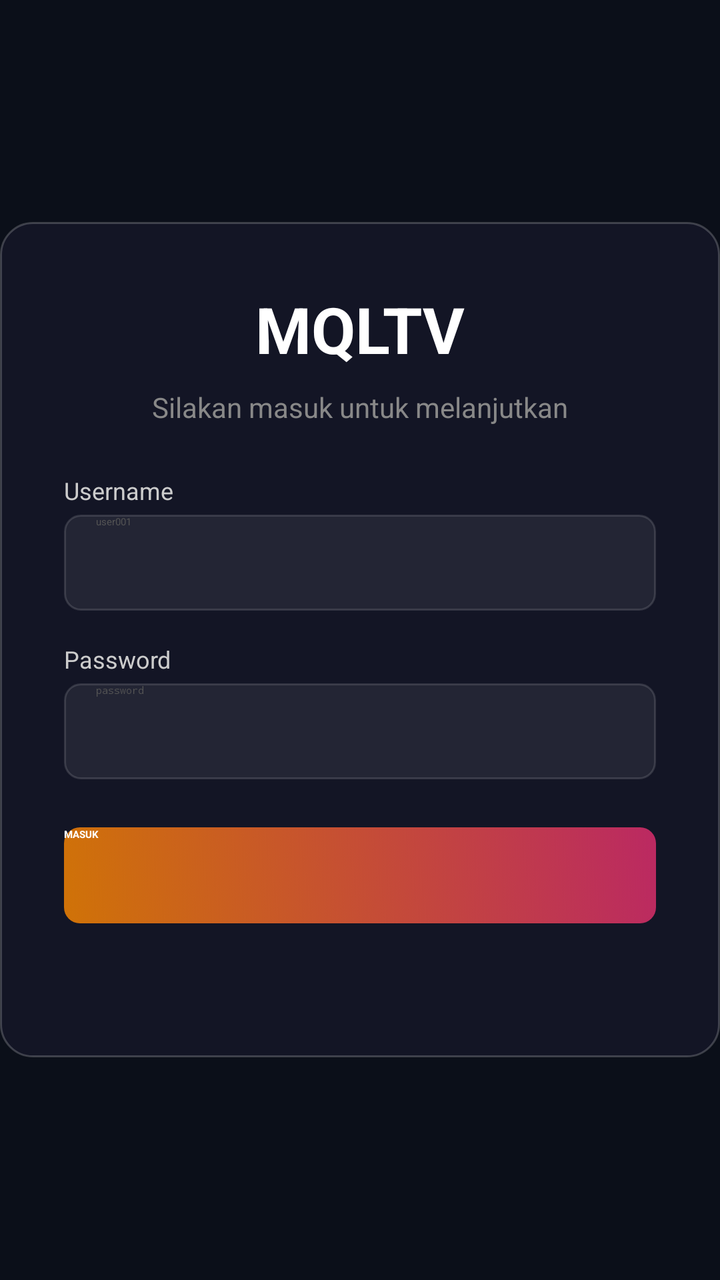
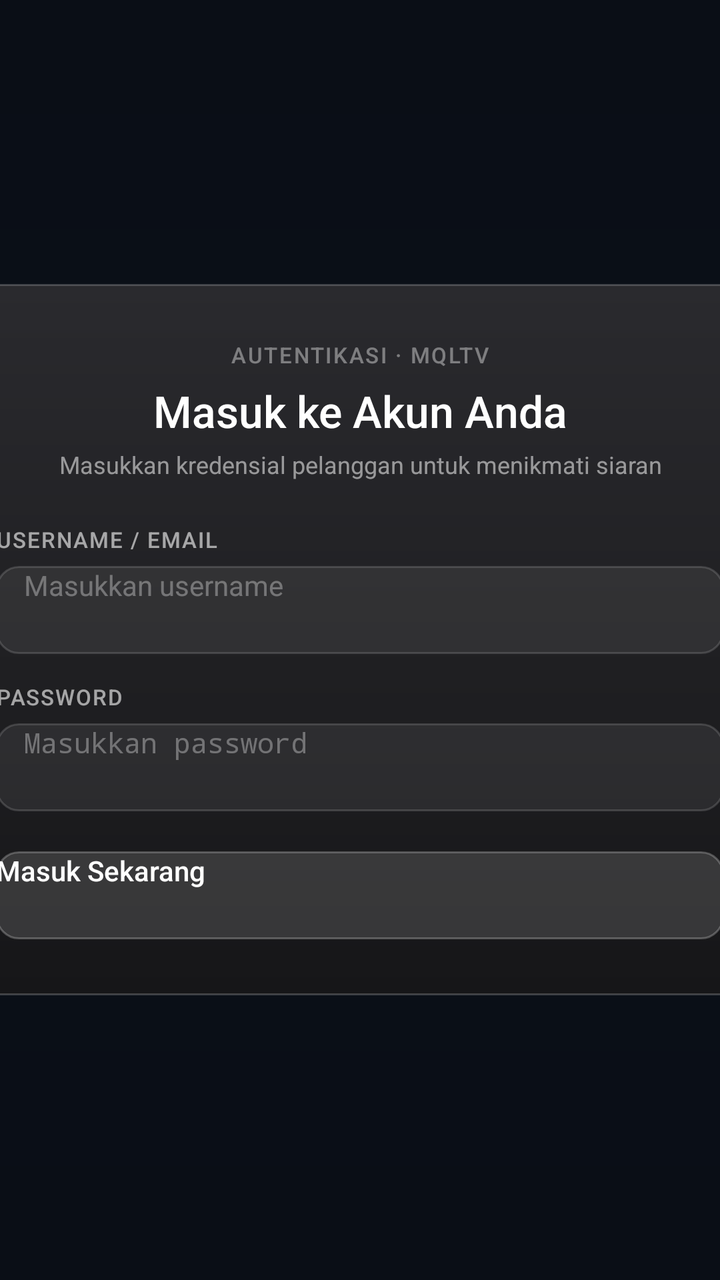

Compare the two renders of this Android layout. The source of the first and the diff that turns it into the second are given below.
<!-- AndroidManifest.xml: activity theme Theme.MQLTV -->
<!-- res/layout/activity_login.xml -->
<?xml version="1.0" encoding="utf-8"?>
<RelativeLayout xmlns:android="http://schemas.android.com/apk/res/android"
    android:layout_width="match_parent"
    android:layout_height="match_parent"
    android:background="#0B0F19">

    
    <LinearLayout
        android:layout_width="400dp"
        android:layout_height="wrap_content"
        android:layout_centerInParent="true"
        android:background="@drawable/bg_login_card"
        android:orientation="vertical"
        android:padding="32dp">

        <TextView
            android:layout_width="match_parent"
            android:layout_height="wrap_content"
            android:text="MQLTV"
            android:gravity="center"
            android:textColor="#FFFFFF"
            android:textSize="32sp"
            android:textStyle="bold"
            android:layout_marginBottom="8dp" />

        <TextView
            android:layout_width="match_parent"
            android:layout_height="wrap_content"
            android:text="Silakan masuk untuk melanjutkan"
            android:gravity="center"
            android:textColor="#888888"
            android:textSize="14sp"
            android:layout_marginBottom="24dp" />

        <TextView
            android:id="@+id/login_base_url_label"
            android:layout_width="wrap_content"
            android:layout_height="wrap_content"
            android:text="Server Base URL"
            android:textColor="#CCCCCC"
            android:textSize="12sp"
            android:layout_marginBottom="4dp"
            android:visibility="gone" />

        <EditText
            android:id="@+id/login_base_url"
            android:layout_width="match_parent"
            android:layout_height="48dp"
            android:background="@drawable/bg_login_input_selector"
            android:hint="https://tv.mqlspot.my.id/"
            android:inputType="textUri"
            android:singleLine="true"
            android:textColor="#FFFFFF"
            android:textColorHint="#555555"
            android:paddingLeft="16dp"
            android:paddingRight="16dp"
            android:layout_marginBottom="16dp"
            android:visibility="gone"
            android:nextFocusDown="@+id/login_username" />

        <TextView
            android:layout_width="wrap_content"
            android:layout_height="wrap_content"
            android:text="Username"
            android:textColor="#CCCCCC"
            android:textSize="12sp"
            android:layout_marginBottom="4dp" />

        <EditText
            android:id="@+id/login_username"
            android:layout_width="match_parent"
            android:layout_height="48dp"
            android:background="@drawable/bg_login_input_selector"
            android:hint="user001"
            android:inputType="text"
            android:singleLine="true"
            android:textColor="#FFFFFF"
            android:textColorHint="#555555"
            android:paddingLeft="16dp"
            android:paddingRight="16dp"
            android:layout_marginBottom="16dp"
            android:nextFocusDown="@+id/login_password" />

        <TextView
            android:layout_width="wrap_content"
            android:layout_height="wrap_content"
            android:text="Password"
            android:textColor="#CCCCCC"
            android:textSize="12sp"
            android:layout_marginBottom="4dp" />

        <EditText
            android:id="@+id/login_password"
            android:layout_width="match_parent"
            android:layout_height="48dp"
            android:background="@drawable/bg_login_input_selector"
            android:hint="password"
            android:inputType="textPassword"
            android:singleLine="true"
            android:textColor="#FFFFFF"
            android:textColorHint="#555555"
            android:paddingLeft="16dp"
            android:paddingRight="16dp"
            android:layout_marginBottom="24dp"
            android:nextFocusUp="@+id/login_username"
            android:nextFocusDown="@+id/login_button" />

        <Button
            android:id="@+id/login_button"
            android:layout_width="match_parent"
            android:layout_height="48dp"
            android:background="@drawable/bg_login_button_selector"
            android:text="MASUK"
            android:textColor="#FFFFFF"
            android:textStyle="bold"
            android:nextFocusUp="@+id/login_password" />

        <TextView
            android:id="@+id/login_status"
            android:layout_width="match_parent"
            android:layout_height="wrap_content"
            android:text=""
            android:gravity="center"
            android:textColor="#ff6b35"
            android:textSize="14sp"
            android:layout_marginTop="16dp" />

    </LinearLayout>
</RelativeLayout>
<!-- resources referenced by this layout -->
<resources>
  <!-- drawable bg_login_button_selector (drawable) -->
  <?xml version="1.0" encoding="utf-8"?>
  <selector xmlns:android="http://schemas.android.com/apk/res/android">
      
      <item android:state_focused="true">
          <shape>
              <gradient android:startColor="#ff8a00" android:endColor="#e52e71" android:angle="45"/>
              <corners android:radius="8dp" />
              <stroke android:width="2dp" android:color="#ffffff" />
          </shape>
      </item>
      
      <item>
          <shape>
              <gradient android:startColor="#ccff8a00" android:endColor="#cce52e71" android:angle="45"/>
              <corners android:radius="8dp" />
          </shape>
      </item>
  </selector>
  <!-- drawable bg_login_card (drawable) -->
  <?xml version="1.0" encoding="utf-8"?>
  <shape xmlns:android="http://schemas.android.com/apk/res/android">
      <solid android:color="#991a1a2e" /> 
      <corners android:radius="16dp" />
      <stroke android:width="1dp" android:color="#33ffffff" />
  </shape>
  <!-- drawable bg_login_input_selector (drawable) -->
  <?xml version="1.0" encoding="utf-8"?>
  <selector xmlns:android="http://schemas.android.com/apk/res/android">
      
      <item android:state_focused="true">
          <shape>
              <solid android:color="#22ffffff" />
              <corners android:radius="8dp" />
              <stroke android:width="2dp" android:color="#63b3ed" /> 
          </shape>
      </item>
      
      <item>
          <shape>
              <solid android:color="#11ffffff" />
              <corners android:radius="8dp" />
              <stroke android:width="1dp" android:color="#22ffffff" />
          </shape>
      </item>
  </selector>
  <style name="Theme.MQLTV" parent="Theme.Leanback">
          <item name="android:windowBackground">@drawable/window_background</item>
      </style>
  <!-- drawable window_background (drawable) -->
  <?xml version="1.0" encoding="utf-8"?>
  <layer-list xmlns:android="http://schemas.android.com/apk/res/android">
      
      <item android:drawable="@android:color/black" />
  
      
      <item>
          <bitmap
              android:gravity="center"
              android:src="@drawable/banner" />
      </item>
  </layer-list>
  <!-- drawable banner: png bitmap (drawable-nodpi, 52814 bytes) -->
</resources>

<!-- the commit's change to res/layout/activity_login.xml (unified diff, before → after) -->
@@ -1,118 +1,158 @@
 <?xml version="1.0" encoding="utf-8"?>
-<RelativeLayout xmlns:android="http://schemas.android.com/apk/res/android"
+<FrameLayout xmlns:android="http://schemas.android.com/apk/res/android"
     android:layout_width="match_parent"
     android:layout_height="match_parent"
-    android:background="#0B0F19">
+    android:background="#090D16">
+
+    
+    <ImageView
+        android:id="@+id/bg_wallpaper"
+        android:layout_width="match_parent"
+        android:layout_height="match_parent"
+        android:scaleType="centerCrop"
+        android:src="@drawable/launcher_wallpaper_fallback"
+        android:contentDescription="@null" />
+
+    
+    <View
+        android:layout_width="match_parent"
+        android:layout_height="match_parent"
+        android:background="#CC0A0E17" />
 
     
     <LinearLayout
-        android:layout_width="400dp"
+        android:layout_width="420dp"
         android:layout_height="wrap_content"
-        android:layout_centerInParent="true"
-        android:background="@drawable/bg_login_card"
+        android:layout_gravity="center"
+        android:background="@drawable/glass_panel"
         android:orientation="vertical"
-        android:padding="32dp">
+        android:padding="28dp">
 
         <TextView
             android:layout_width="match_parent"
             android:layout_height="wrap_content"
-            android:text="MQLTV"
+            android:text="AUTENTIKASI · MQLTV"
             android:gravity="center"
-            android:textColor="#FFFFFF"
-            android:textSize="32sp"
-            android:textStyle="bold"
-            android:layout_marginBottom="8dp" />
+            android:textColor="#66FFFFFF"
+            android:textSize="11sp"
+            android:fontFamily="sans-serif-medium"
+            android:letterSpacing="0.08"
+            android:layout_marginBottom="6dp" />
 
         <TextView
             android:layout_width="match_parent"
             android:layout_height="wrap_content"
-            android:text="Silakan masuk untuk melanjutkan"
+            android:text="Masuk ke Akun Anda"
             android:gravity="center"
-            android:textColor="#888888"
-            android:textSize="14sp"
-            android:layout_marginBottom="24dp" />
+            android:textColor="#FFFFFFFF"
+            android:textSize="22sp"
+            android:fontFamily="sans-serif-medium"
+            android:layout_marginBottom="4dp" />
+
+        <TextView
+            android:layout_width="match_parent"
+            android:layout_height="wrap_content"
+            android:text="Masukkan kredensial pelanggan untuk menikmati siaran"
+            android:gravity="center"
+            android:textColor="#88FFFFFF"
+            android:textSize="12sp"
+            android:fontFamily="sans-serif"
+            android:layout_marginBottom="22dp" />
 
         <TextView
             android:id="@+id/login_base_url_label"
             android:layout_width="wrap_content"
             android:layout_height="wrap_content"
-            android:text="Server Base URL"
-            android:textColor="#CCCCCC"
-            android:textSize="12sp"
-            android:layout_marginBottom="4dp"
+            android:text="SERVER BASE URL"
+            android:textColor="#99FFFFFF"
+            android:textSize="11sp"
+            android:fontFamily="sans-serif-medium"
+            android:letterSpacing="0.06"
+            android:layout_marginBottom="6dp"
             android:visibility="gone" />
 
         <EditText
             android:id="@+id/login_base_url"
             android:layout_width="match_parent"
-            android:layout_height="48dp"
+            android:layout_height="44dp"
             android:background="@drawable/bg_login_input_selector"
             android:hint="https://tv.mqlspot.my.id/"
             android:inputType="textUri"
             android:singleLine="true"
-            android:textColor="#FFFFFF"
-            android:textColorHint="#555555"
-            android:paddingLeft="16dp"
-            android:paddingRight="16dp"
-            android:layout_marginBottom="16dp"
+            android:textColor="#FFFFFFFF"
+            android:textColorHint="#55FFFFFF"
+            android:textSize="14sp"
+            android:paddingLeft="14dp"
+            android:paddingRight="14dp"
+            android:layout_marginBottom="14dp"
             android:visibility="gone"
             android:nextFocusDown="@+id/login_username" />
 
         <TextView
             android:layout_width="wrap_content"
             android:layout_height="wrap_content"
-            android:text="Username"
-            android:textColor="#CCCCCC"
-            android:textSize="12sp"
-            android:layout_marginBottom="4dp" />
+            android:text="USERNAME / EMAIL"
+            android:textColor="#99FFFFFF"
+            android:textSize="11sp"
+            android:fontFamily="sans-serif-medium"
+            android:letterSpacing="0.06"
+            android:layout_marginBottom="6dp" />
 
         <EditText
             android:id="@+id/login_username"
             android:layout_width="match_parent"
-            android:layout_height="48dp"
+            android:layout_height="44dp"
             android:background="@drawable/bg_login_input_selector"
-            android:hint="user001"
+            android:hint="Masukkan username"
             android:inputType="text"
             android:singleLine="true"
-            android:textColor="#FFFFFF"
-            android:textColorHint="#555555"
-            android:paddingLeft="16dp"
-            android:paddingRight="16dp"
-            android:layout_marginBottom="16dp"
+            android:textColor="#FFFFFFFF"
+            android:textColorHint="#55FFFFFF"
+            android:textSize="14sp"
+            android:paddingLeft="14dp"
+            android:paddingRight="14dp"
+            android:layout_marginBottom="14dp"
             android:nextFocusDown="@+id/login_password" />
 
         <TextView
             android:layout_width="wrap_content"
             android:layout_height="wrap_content"
-            android:text="Password"
-            android:textColor="#CCCCCC"
-            android:textSize="12sp"
-            android:layout_marginBottom="4dp" />
+            android:text="PASSWORD"
+            android:textColor="#99FFFFFF"
+            android:textSize="11sp"
+            android:fontFamily="sans-serif-medium"
+            android:letterSpacing="0.06"
+            android:layout_marginBottom="6dp" />
 
         <EditText
             android:id="@+id/login_password"
             android:layout_width="match_parent"
-            android:layout_height="48dp"
+            android:layout_height="44dp"
             android:background="@drawable/bg_login_input_selector"
-            android:hint="password"
+            android:hint="Masukkan password"
             android:inputType="textPassword"
             android:singleLine="true"
-            android:textColor="#FFFFFF"
-            android:textColorHint="#555555"
-            android:paddingLeft="16dp"
-            android:paddingRight="16dp"
-            android:layout_marginBottom="24dp"
+            android:textColor="#FFFFFFFF"
+            android:textColorHint="#55FFFFFF"
+            android:textSize="14sp"
+            android:paddingLeft="14dp"
+            android:paddingRight="14dp"
+            android:layout_marginBottom="20dp"
             android:nextFocusUp="@+id/login_username"
             android:nextFocusDown="@+id/login_button" />
 
         <Button
             android:id="@+id/login_button"
             android:layout_width="match_parent"
-            android:layout_height="48dp"
+            android:layout_height="44dp"
             android:background="@drawable/bg_login_button_selector"
-            android:text="MASUK"
-            android:textColor="#FFFFFF"
-            android:textStyle="bold"
+            android:text="Masuk Sekarang"
+            android:textColor="@color/settings_item_text"
+            android:fontFamily="sans-serif-medium"
+            android:textSize="14sp"
+            android:textAllCaps="false"
+            android:focusable="true"
+            android:focusableInTouchMode="true"
             android:nextFocusUp="@+id/login_password" />
 
         <TextView
@@ -121,9 +161,11 @@
             android:layout_height="wrap_content"
             android:text=""
             android:gravity="center"
-            android:textColor="#ff6b35"
-            android:textSize="14sp"
-            android:layout_marginTop="16dp" />
+            android:textColor="#FFFF6B6B"
+            android:textSize="13sp"
+            android:fontFamily="sans-serif"
+            android:visibility="gone"
+            android:layout_marginTop="14dp" />
 
     </LinearLayout>
-</RelativeLayout>
+</FrameLayout>
<!-- resource entries referenced after the edit -->
@@ -3,49 +3,70 @@
   <!-- drawable bg_login_button_selector (drawable) -->
   <?xml version="1.0" encoding="utf-8"?>
   <selector xmlns:android="http://schemas.android.com/apk/res/android">
-      
       <item android:state_focused="true">
-          <shape>
-              <gradient android:startColor="#ff8a00" android:endColor="#e52e71" android:angle="45"/>
-              <corners android:radius="8dp" />
-              <stroke android:width="2dp" android:color="#ffffff" />
+          <shape android:shape="rectangle">
+              <solid android:color="#FFFFFFFF" />
+              <corners android:radius="11dp" />
           </shape>
       </item>
-      
+      <item android:state_pressed="true">
+          <shape android:shape="rectangle">
+              <solid android:color="#E6FFFFFF" />
+              <corners android:radius="11dp" />
+          </shape>
+      </item>
       <item>
-          <shape>
-              <gradient android:startColor="#ccff8a00" android:endColor="#cce52e71" android:angle="45"/>
-              <corners android:radius="8dp" />
+          <shape android:shape="rectangle">
+              <solid android:color="#22FFFFFF" />
+              <stroke android:width="1dp" android:color="#3DFFFFFF" />
+              <corners android:radius="11dp" />
           </shape>
       </item>
   </selector>
-  <!-- drawable bg_login_card (drawable) -->
-  <?xml version="1.0" encoding="utf-8"?>
-  <shape xmlns:android="http://schemas.android.com/apk/res/android">
-      <solid android:color="#991a1a2e" /> 
-      <corners android:radius="16dp" />
-      <stroke android:width="1dp" android:color="#33ffffff" />
-  </shape>
   <!-- drawable bg_login_input_selector (drawable) -->
   <?xml version="1.0" encoding="utf-8"?>
   <selector xmlns:android="http://schemas.android.com/apk/res/android">
       
       <item android:state_focused="true">
-          <shape>
-              <solid android:color="#22ffffff" />
-              <corners android:radius="8dp" />
-              <stroke android:width="2dp" android:color="#63b3ed" /> 
+          <shape android:shape="rectangle">
+              <solid android:color="#24FFFFFF" />
+              <corners android:radius="11dp" />
+              <stroke android:width="2dp" android:color="#FFFFFFFF" />
           </shape>
       </item>
       
       <item>
-          <shape>
-              <solid android:color="#11ffffff" />
-              <corners android:radius="8dp" />
-              <stroke android:width="1dp" android:color="#22ffffff" />
+          <shape android:shape="rectangle">
+              <solid android:color="#12FFFFFF" />
+              <corners android:radius="11dp" />
+              <stroke android:width="1dp" android:color="#26FFFFFF" />
           </shape>
       </item>
   </selector>
+  <!-- drawable glass_panel (drawable) -->
+  <?xml version="1.0" encoding="utf-8"?>
+  <layer-list xmlns:android="http://schemas.android.com/apk/res/android">
+      <item>
+          <shape android:shape="rectangle">
+              <gradient android:angle="270" android:startColor="#FF2A2A2E" android:endColor="#FF161618" />
+              <stroke android:width="1dp" android:color="#33FFFFFF" />
+              <corners android:radius="20dp" />
+          </shape>
+      </item>
+  </layer-list>
+  <!-- drawable launcher_wallpaper_fallback (drawable) -->
+  <?xml version="1.0" encoding="utf-8"?>
+  <layer-list xmlns:android="http://schemas.android.com/apk/res/android">
+      <item>
+          <shape android:shape="rectangle">
+              <gradient
+                  android:angle="90"
+                  android:startColor="#0B0F14"
+                  android:centerColor="#0D1622"
+                  android:endColor="#0B0F14" />
+          </shape>
+      </item>
+  </layer-list>
   <style name="Theme.MQLTV" parent="Theme.Leanback">
           <item name="android:windowBackground">@drawable/window_background</item>
       </style>
